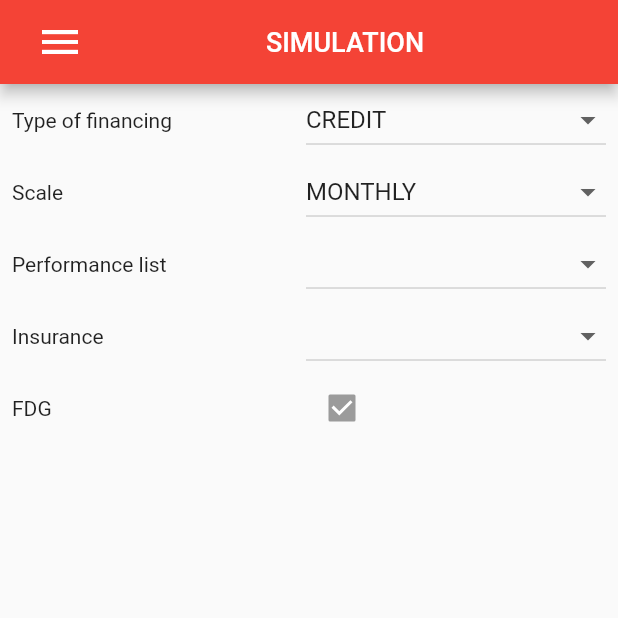
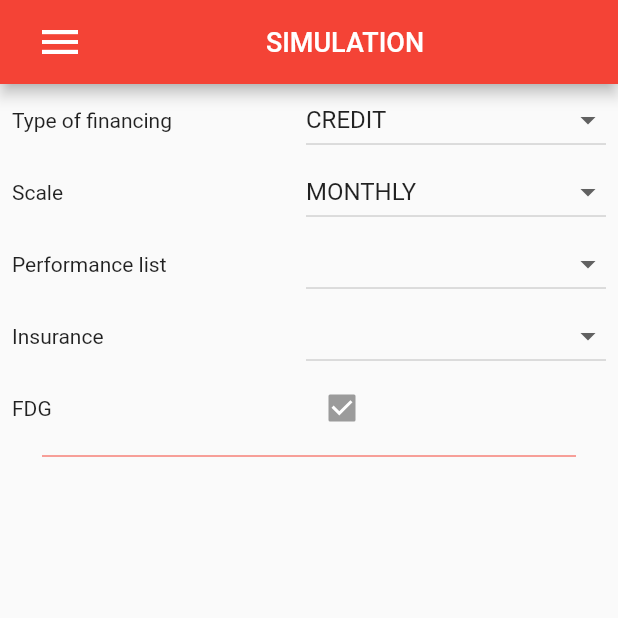
Before and after one commit to bloodrush/projectZ, a Flutter app: the SimulationPage screen opened directly, on a phone screen of 412 x 824 dp, the top half of it. Run offline on Flutter 3.47's test engine with Material 2 defaults, Android fonts, the phone set to English and light mode, and no system bars; our stand-ins replace font_awesome_flutter; missing offline and left inert: flutter_graphql.

Commit message:
Simulation page dev

```diff
--- a/lib/screens/simulation.dart
+++ b/lib/screens/simulation.dart
@@ -162,6 +162,8 @@ class _SimulationPageState extends State<SimulationPage> {
                     )
                   ],
                 ),
+                Container(padding: EdgeInsets.symmetric(horizontal: 20.0), child: Divider( color: Colors.red,),)
+
               ],
             ),
       ),
```
